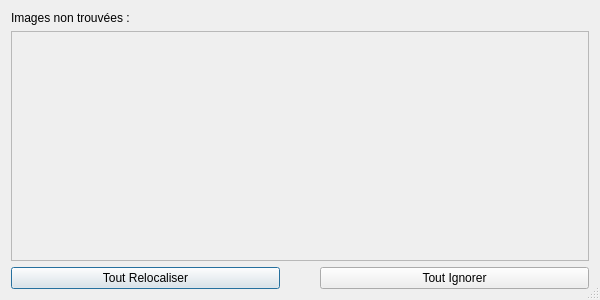
Before: the Qt Designer form checkingwindow.ui in ForestierL/ihm, drawn with Qt 5.
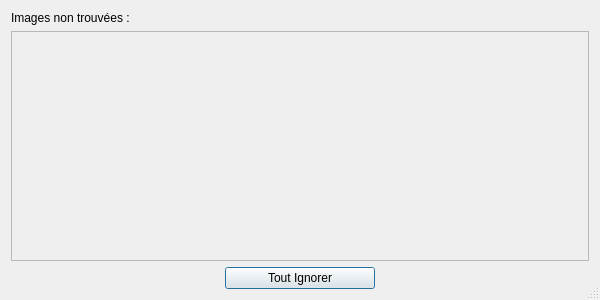
After: the same form once the commit is applied.

Commit message: suppression du bouton tout relocaliser

Diff of the .ui file:
```diff
--- a/checkingwindow.ui
+++ b/checkingwindow.ui
@@ -69,15 +69,14 @@
        <property name="spacing">
         <number>40</number>
        </property>
-       <item>
-        <widget class="QPushButton" name="relocateAll">
-         <property name="text">
-          <string>Tout Relocaliser</string>
-         </property>
-        </widget>
-       </item>
        <item>
         <widget class="QPushButton" name="ignoreAll">
+         <property name="maximumSize">
+          <size>
+           <width>150</width>
+           <height>16777215</height>
+          </size>
+         </property>
          <property name="text">
           <string>Tout Ignorer</string>
          </property>
```
The commit also changes 2 other files.
